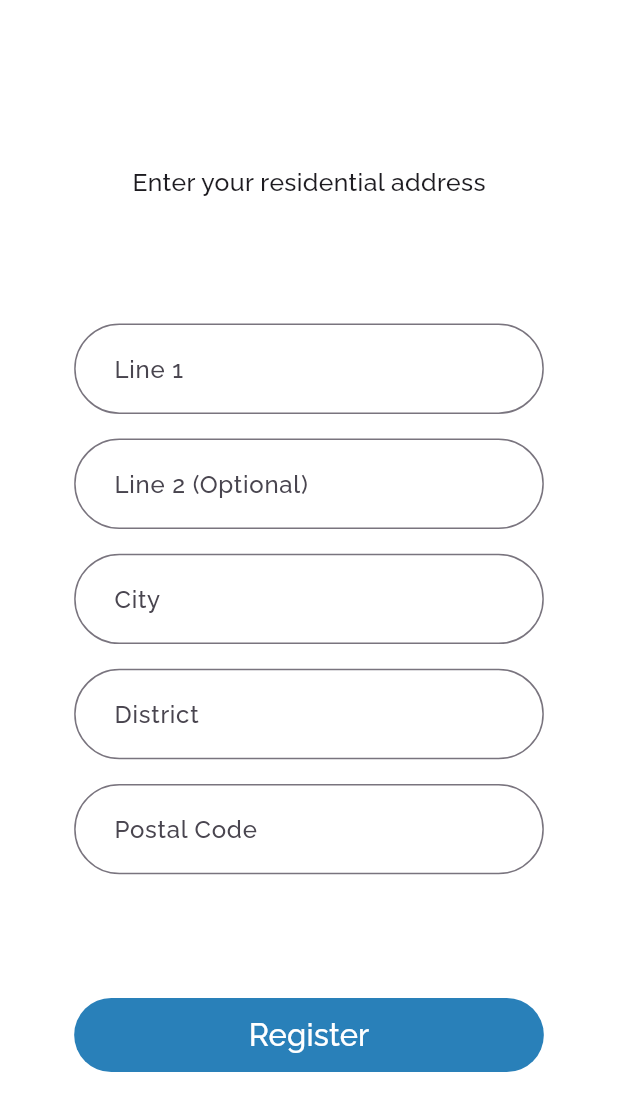
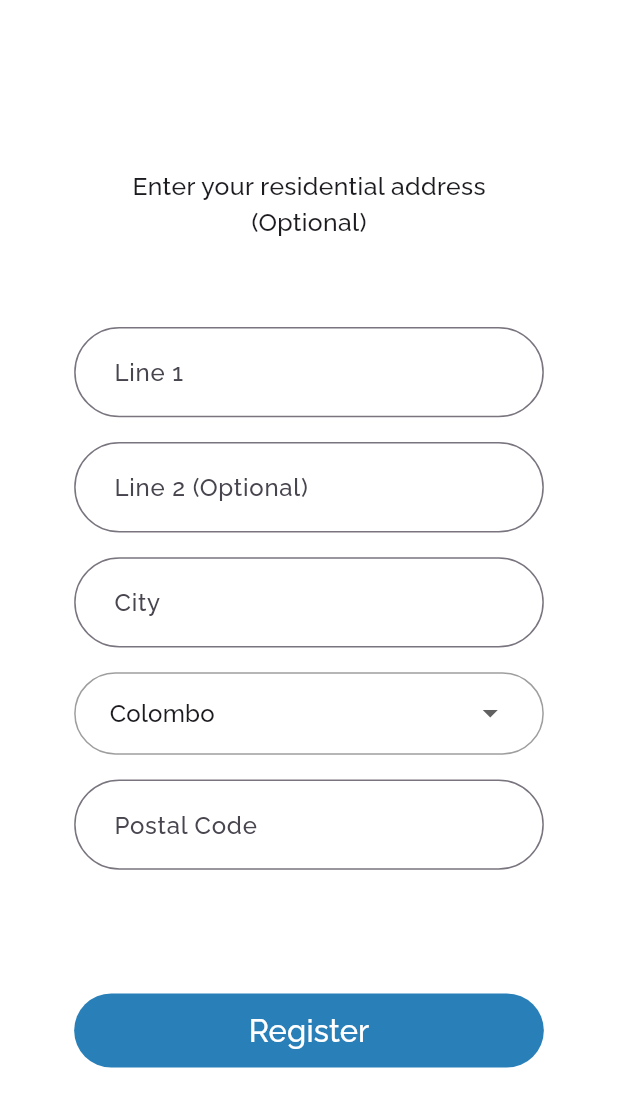
Before and after one commit to Supun-SD/MedInvent, a Flutter app: the Register3 screen opened directly with empty values, on a phone screen of 412 x 824 dp. Shown: the top 1111 px of the screen. Run offline on Flutter 3.47's test engine with Material 3 defaults, Android fonts, the phone set to English and light mode, and no system bars; our stand-ins replace google_maps_flutter, google_nav_bar, location, numberpicker, step_progress_indicator.

Commit message:
data types updated

```diff
--- a/lib/components/user_data.dart
+++ b/lib/components/user_data.dart
@@ -1,15 +1,14 @@
-
 class UserData {
   late String email;
-  late String birth_date;
+  late DateTime birthDate;
   late String password;
-  late String first_name;
-  late String last_name;
+  late String firstName;
+  late String lastName;
   late String nic;
   late String gender;
-  late String mnumber;
+  late int mobileNumber;
   late String line1;
-  late String? line2;
+  late String line2;
   late String city;
   late String district;
   late int postalCode;
--- a/lib/features/Register/presentation/pages/register_1.dart
+++ b/lib/features/Register/presentation/pages/register_1.dart
@@ -22,7 +22,6 @@
 
   @override
   Widget build(BuildContext context) {
-    final double screenWidth = MediaQuery.of(context).size.width;
     final double screenHeight = MediaQuery.of(context).size.height;
 
     return Scaffold(
@@ -91,7 +90,7 @@
                   onPressed: () {
                     if (_formKey.currentState?.validate() == true) {
                       widget.u.email = _email.text;
-                      widget.u.mnumber = _mobileNo.text;
+                      widget.u.mobileNumber = int.parse("94${_mobileNo.text.substring(1)}");
                       widget.u.password = _password.text;
                       Navigator.push(
                         context,
--- a/lib/features/Register/presentation/pages/register_3.dart
+++ b/lib/features/Register/presentation/pages/register_3.dart
@@ -16,11 +16,9 @@
 }
 
 class _Register3State extends State<Register3> {
-  final GlobalKey<FormState> _formKey = GlobalKey<FormState>();
   final TextEditingController _addressLine1 = TextEditingController();
   final TextEditingController _addressLine2 = TextEditingController();
   final TextEditingController _city = TextEditingController();
-  final TextEditingController _district = TextEditingController();
   final TextEditingController _postalCode = TextEditingController();
 
   postData() async {
@@ -33,12 +31,12 @@
       body: jsonEncode({
         'email': widget.userData.email,
         'user_password': widget.userData.password,
-        'first_name': widget.userData.first_name,
-        'last_name': widget.userData.last_name,
+        'first_name': widget.userData.firstName,
+        'last_name': widget.userData.lastName,
         'nic': widget.userData.nic,
         'gender': widget.userData.gender,
-        'birth_date': widget.userData.birth_date,
-        'mNumber': widget.userData.mnumber,
+        'birth_date': widget.userData.birthDate,
+        'mNumber': widget.userData.mobileNumber,
         'address': {
           'line1': widget.userData.line1,
           'line2': widget.userData.line2,
@@ -58,6 +56,8 @@
       context: context,
       builder: (BuildContext context) {
         return AlertDialog(
+          shape:
+              RoundedRectangleBorder(borderRadius: BorderRadius.circular(20)),
           title: const Text('Registration Successful'),
           content: const Text('You have successfully registered!'),
           actions: [
@@ -77,16 +77,46 @@
     );
   }
 
+  List<String> districts = [
+    'Colombo',
+    'Gampaha',
+    'Kalutara',
+    'Kandy',
+    'Matale',
+    'Nuwara Eliya',
+    'Galle',
+    'Matara',
+    'Hambantota',
+    'Jaffna',
+    'Kilinochchi',
+    'Mannar',
+    'Mullaitivu',
+    'Vavuniya',
+    'Puttalam',
+    'Kurunegala',
+    'Anuradhapura',
+    'Polonnaruwa',
+    'Badulla',
+    'Monaragala',
+    'Ratnapura',
+    'Kegalle',
+    'Trincomalee',
+    'Batticaloa',
+    'Ampara',
+  ];
+
+  String selectedDistrict = "Colombo";
+
   @override
   Widget build(BuildContext context) {
     final double screenHeight = MediaQuery.of(context).size.height;
+    final double screenWidth = MediaQuery.of(context).size.width;
 
     return Scaffold(
       backgroundColor: Colors.white,
       body: Center(
         child: SingleChildScrollView(
           child: Form(
-            key: _formKey,
             child: Column(
               mainAxisAlignment: MainAxisAlignment.center,
               children: [
@@ -94,7 +124,11 @@
                   'Enter your residential address',
                   style: TextStyle(fontSize: screenHeight * 0.02),
                 ),
-                SizedBox(height: screenHeight * 0.1),
+                Text(
+                  '(Optional)',
+                  style: TextStyle(fontSize: screenHeight * 0.02),
+                ),
+                SizedBox(height: screenHeight * 0.07),
                 InputField(
                     validator: (value) => emptyValidation(value, "Line 1"),
                     controller: _addressLine1,
@@ -115,12 +149,37 @@
                     hint: 'City',
                     isPassword: false),
                 SizedBox(height: screenHeight * 0.02),
-                InputField(
-                    validator: (value) => emptyValidation(value, "District"),
-                    controller: _district,
-                    keyboardType: TextInputType.text,
-                    hint: 'District',
-                    isPassword: false),
+                Padding(
+                  padding: EdgeInsets.symmetric(horizontal: screenWidth * 0.12),
+                  child: Container(
+                    decoration: BoxDecoration(
+                      border: Border.all(color: Colors.grey),
+                      borderRadius: BorderRadius.circular(screenWidth * 0.1),
+                    ),
+                    padding: EdgeInsets.symmetric(
+                        vertical: screenHeight * 0.003,
+                        horizontal: screenWidth * 0.055),
+                    child: DropdownButton<String>(
+                      isExpanded: true,
+                      value: selectedDistrict,
+                      onChanged: (String? newValue) {
+                        setState(() {
+                          selectedDistrict = newValue ?? 'Male';
+                        });
+                      },
+                      underline: Container(),
+                      items: districts.map((String gender) {
+                        return DropdownMenuItem<String>(
+                          value: gender,
+                          child: Text(gender),
+                        );
+                      }).toList(),
+                      elevation: 16,
+                      borderRadius:
+                          const BorderRadius.all(Radius.circular(20.0)),
+                    ),
+                  ),
+                ),
                 SizedBox(height: screenHeight * 0.02),
                 InputField(
                     controller: _postalCode,
@@ -131,14 +190,11 @@
                 CustomButton(
                   text: 'Register',
                   onPressed: () {
-                    if (_formKey.currentState?.validate() == true) {
-                      widget.userData.line1 = _addressLine1.text;
-                      widget.userData.line2 = _addressLine2.text;
-                      widget.userData.city = _city.text;
-                      widget.userData.district = _district.text;
-                      widget.userData.postalCode = int.parse(_postalCode.text);
-                      _registrationSuccess();
-                    }
+                    widget.userData.line1 = _addressLine1.text;
+                    widget.userData.line2 = _addressLine2.text;
+                    widget.userData.city = _city.text;
+                    widget.userData.district = selectedDistrict;
+                    _registrationSuccess();
                   },
                 ),
               ],
```
Also changed, not shown: lib/features/Register/presentation/pages/register_2.dart (+50 -12 lines), lib/features/Register/presentation/validations.dart (+8 -14 lines).
